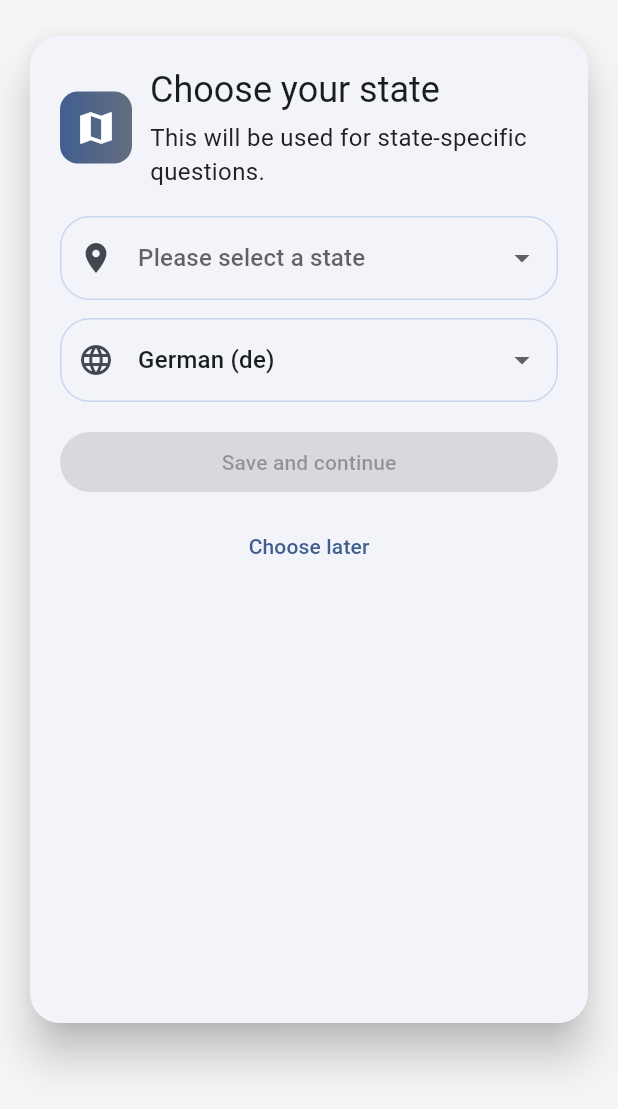
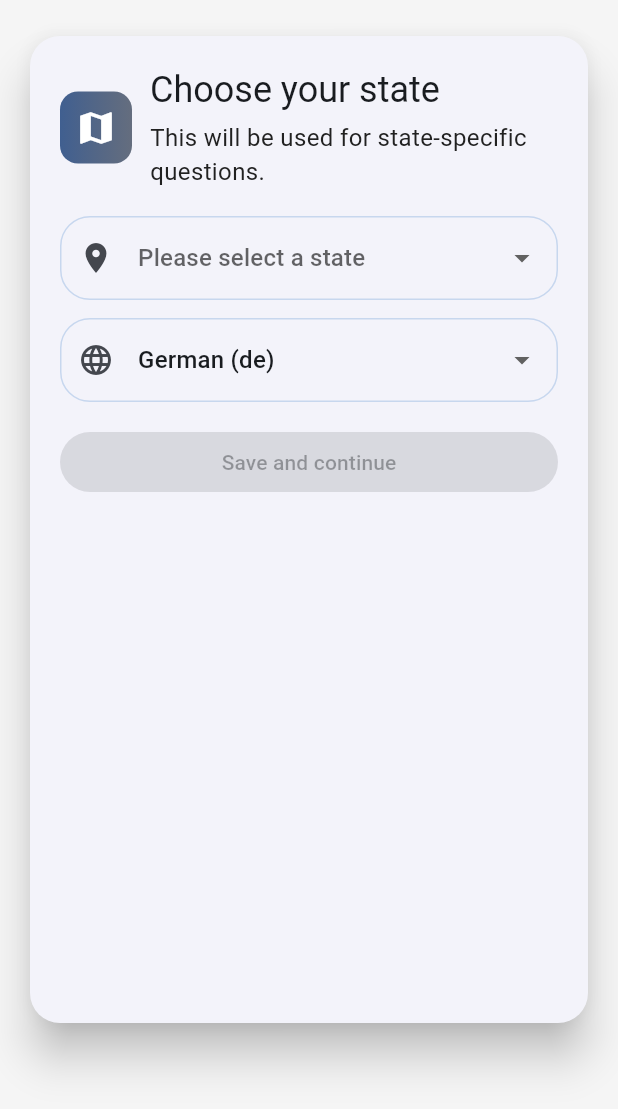
Before and after one commit to GerritSchoo/citizenship_app, a Flutter app: the screen it shows after launch, on a phone screen of 412 x 824 dp. Shown: the top 1109 px of the screen. Run offline on Flutter 3.47's test engine with Material 3 defaults, Android fonts, the phone set to English and light mode, and no system bars; our stand-ins replace flutter_localized_locales, shared_preferences, sqflite, sqflite_common_ffi, sqflite_common_ffi_web; accounts and stored records are empty.

Commit message:
setup screen

```diff
--- a/lib/l10n/app_de.arb
+++ b/lib/l10n/app_de.arb
@@ -62,7 +62,6 @@
   "setup_state_hint": "Bitte Bundesland wählen",
   "setup_language_label": "Sprache:",
   "setup_save_continue": "Speichern und fortfahren",
-  "setup_choose_later": "Später auswählen",
   "learning_title": "Lernmodus",
   "learning_intro": "Wähle einen Modus zum Lernen.",
   "learning_general": "Allgemein",
--- a/lib/l10n/app_en.arb
+++ b/lib/l10n/app_en.arb
@@ -62,7 +62,6 @@
   "setup_state_hint": "Please select a state",
   "setup_language_label": "Language:",
   "setup_save_continue": "Save and continue",
-  "setup_choose_later": "Choose later",
   "learning_title": "Learning mode",
   "learning_intro": "Choose a mode to study.",
   "learning_general": "General",
--- a/lib/l10n/app_localizations.dart
+++ b/lib/l10n/app_localizations.dart
@@ -469,12 +469,6 @@ abstract class AppLocalizations {
   /// In en, this message translates to:
   /// **'Save and continue'**
   String get setup_save_continue;
-
-  /// No description provided for @setup_choose_later.
-  ///
-  /// In en, this message translates to:
-  /// **'Choose later'**
-  String get setup_choose_later;
 
   /// No description provided for @learning_title.
   ///
--- a/lib/l10n/app_localizations_de.dart
+++ b/lib/l10n/app_localizations_de.dart
@@ -199,9 +199,6 @@ class AppLocalizationsDe extends AppLocalizations {
 
   @override
   String get setup_save_continue => 'Speichern und fortfahren';
-
-  @override
-  String get setup_choose_later => 'Später auswählen';
 
   @override
   String get learning_title => 'Lernmodus';
--- a/lib/l10n/app_localizations_en.dart
+++ b/lib/l10n/app_localizations_en.dart
@@ -199,9 +199,6 @@ class AppLocalizationsEn extends AppLocalizations {
 
   @override
   String get setup_save_continue => 'Save and continue';
-
-  @override
-  String get setup_choose_later => 'Choose later';
 
   @override
   String get learning_title => 'Learning mode';
--- a/lib/src/screens/initial_setup_screen.dart
+++ b/lib/src/screens/initial_setup_screen.dart
@@ -152,11 +152,6 @@ class _InitialSetupScreenState extends State<InitialSetupScreen> with SingleTick
                                 ),
                               )
                             ]),
-                            const SizedBox(height: 8),
-                            TextButton(
-                              onPressed: () {},
-                              child: Text(l10n.setup_choose_later),
-                            )
                           ],
                         ),
                       ),
```
Also changed, not shown: lib/app.dart (+10 -3 lines).
